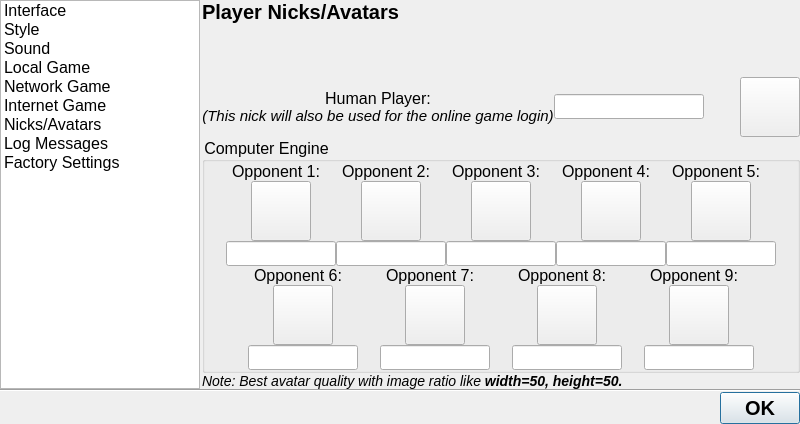
The window that src/gui/qt/gui_800x480/settingsdialog_800x480.ui (pokerth/pokerth) describes before a commit, drawn with Qt 5.
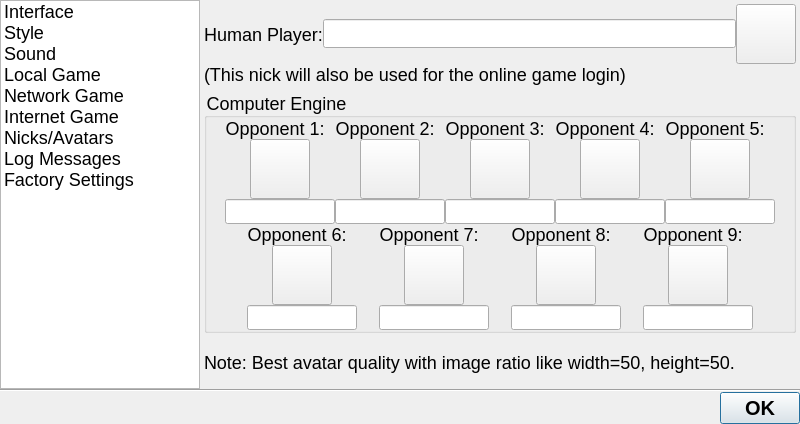
The same window after the commit. The open tabs and pages were chosen to show the change. Icons and pictures are not drawn. Custom widgets are drawn as their Qt base class.

```diff
--- a/src/gui/qt/gui_800x480/settingsdialog_800x480.ui
+++ b/src/gui/qt/gui_800x480/settingsdialog_800x480.ui
@@ -16,15 +16,12 @@
     <height>424</height>
    </size>
   </property>
-  <property name="maximumSize">
-   <size>
-    <width>800</width>
-    <height>424</height>
-   </size>
-  </property>
   <property name="windowTitle">
    <string>Settings</string>
   </property>
+  <property name="styleSheet">
+   <string notr="true">QObject {font: 18px}</string>
+  </property>
   <layout class="QGridLayout" name="gridLayout">
    <property name="margin">
     <number>0</number>
@@ -48,9 +45,6 @@
          <height>16777215</height>
         </size>
        </property>
-       <property name="styleSheet">
-        <string notr="true">QObject { font: 16px }</string>
-       </property>
        <property name="iconSize">
         <size>
          <width>32</width>
@@ -1154,29 +1148,6 @@
          <property name="bottomMargin">
           <number>0</number>
          </property>
-         <item>
-          <widget class="QLabel" name="label_5">
-           <property name="styleSheet">
-            <string notr="true">QObject {font: bold 20px}</string>
-           </property>
-           <property name="text">
-            <string>Local Game Settings</string>
-           </property>
-          </widget>
-         </item>
-         <item>
-          <spacer name="verticalSpacer_12">
-           <property name="orientation">
-            <enum>Qt::Vertical</enum>
-           </property>
-           <property name="sizeHint" stdset="0">
-            <size>
-             <width>20</width>
-             <height>40</height>
-            </size>
-           </property>
-          </spacer>
-         </item>
          <item>
           <layout class="QHBoxLayout">
            <item>
@@ -2366,120 +2337,80 @@
         <property name="enabled">
          <bool>true</bool>
         </property>
-        <property name="styleSheet">
-         <string notr="true">QObject {font: 16px}</string>
-        </property>
-        <layout class="QGridLayout" name="gridLayout_10">
-         <property name="leftMargin">
-          <number>2</number>
-         </property>
-         <property name="topMargin">
-          <number>0</number>
-         </property>
-         <property name="rightMargin">
-          <number>0</number>
-         </property>
-         <property name="bottomMargin">
-          <number>0</number>
-         </property>
-         <property name="spacing">
-          <number>0</number>
+        <layout class="QGridLayout" name="gridLayout_9">
+         <property name="margin">
+          <number>4</number>
          </property>
          <item row="0" column="0">
-          <widget class="QLabel" name="label_7">
-           <property name="styleSheet">
-            <string notr="true">QObject {font: bold 20px}</string>
-           </property>
-           <property name="text">
-            <string>Player Nicks/Avatars</string>
-           </property>
-          </widget>
-         </item>
-         <item row="2" column="0">
-          <layout class="QGridLayout" name="gridLayout_9">
+          <layout class="QVBoxLayout" name="verticalLayout_3">
            <property name="spacing">
             <number>0</number>
            </property>
-           <item row="1" column="0" colspan="2">
-            <widget class="QLabel" name="label_8">
-             <property name="text">
-              <string>&lt;!DOCTYPE HTML PUBLIC &quot;-//W3C//DTD HTML 4.0//EN&quot; &quot;http://www.w3.org/TR/REC-html40/strict.dtd&quot;&gt;
-&lt;html&gt;&lt;head&gt;&lt;meta name=&quot;qrichtext&quot; content=&quot;1&quot; /&gt;&lt;style type=&quot;text/css&quot;&gt;
-p, li { white-space: pre-wrap; }
-&lt;/style&gt;&lt;/head&gt;&lt;body style=&quot; font-family:'Sans Serif'; font-weight:400; font-style:normal;&quot;&gt;
-&lt;p align=&quot;center&quot; style=&quot; margin-top:0px; margin-bottom:0px; margin-left:0px; margin-right:0px; -qt-block-indent:0; text-indent:0px;&quot;&gt;Human Player:&lt;br /&gt;&lt;span style=&quot; font-size:11pt; font-style:italic;&quot;&gt;(This nick will also be used for the online game login)&lt;/span&gt;&lt;/p&gt;&lt;/body&gt;&lt;/html&gt;</string>
-             </property>
-             <property name="alignment">
-              <set>Qt::AlignCenter</set>
-             </property>
-            </widget>
+           <item>
+            <layout class="QHBoxLayout" name="horizontalLayout">
+             <item>
+              <widget class="QLabel" name="label_8">
+               <property name="text">
+                <string>Human Player:</string>
+               </property>
+               <property name="textFormat">
+                <enum>Qt::PlainText</enum>
+               </property>
+               <property name="alignment">
+                <set>Qt::AlignCenter</set>
+               </property>
+              </widget>
+             </item>
+             <item>
+              <widget class="QLineEdit" name="lineEdit_HumanPlayerName">
+               <property name="sizePolicy">
+                <sizepolicy hsizetype="MinimumExpanding" vsizetype="Fixed">
+                 <horstretch>0</horstretch>
+                 <verstretch>0</verstretch>
+                </sizepolicy>
+               </property>
+               <property name="maxLength">
+                <number>12</number>
+               </property>
+              </widget>
+             </item>
+             <item>
+              <widget class="MyHPAvatarButton" name="pushButton_HumanPlayerAvatar">
+               <property name="minimumSize">
+                <size>
+                 <width>60</width>
+                 <height>60</height>
+                </size>
+               </property>
+               <property name="maximumSize">
+                <size>
+                 <width>60</width>
+                 <height>60</height>
+                </size>
+               </property>
+               <property name="text">
+                <string/>
+               </property>
+               <property name="iconSize">
+                <size>
+                 <width>50</width>
+                 <height>50</height>
+                </size>
+               </property>
+              </widget>
+             </item>
+            </layout>
            </item>
-           <item row="1" column="2">
-            <widget class="QLineEdit" name="lineEdit_HumanPlayerName">
-             <property name="sizePolicy">
-              <sizepolicy hsizetype="Fixed" vsizetype="Fixed">
-               <horstretch>0</horstretch>
-               <verstretch>0</verstretch>
-              </sizepolicy>
-             </property>
-             <property name="minimumSize">
-              <size>
-               <width>150</width>
-               <height>25</height>
-              </size>
-             </property>
-             <property name="maximumSize">
-              <size>
-               <width>150</width>
-               <height>25</height>
-              </size>
-             </property>
-             <property name="maxLength">
-              <number>12</number>
-             </property>
-            </widget>
-           </item>
-           <item row="1" column="3">
-            <spacer name="horizontalSpacer_2">
-             <property name="orientation">
-              <enum>Qt::Horizontal</enum>
-             </property>
-             <property name="sizeHint" stdset="0">
-              <size>
-               <width>40</width>
-               <height>20</height>
-              </size>
-             </property>
-            </spacer>
-           </item>
-           <item row="1" column="4">
-            <widget class="MyHPAvatarButton" name="pushButton_HumanPlayerAvatar">
-             <property name="minimumSize">
-              <size>
-               <width>60</width>
-               <height>60</height>
-              </size>
-             </property>
-             <property name="maximumSize">
-              <size>
-               <width>60</width>
-               <height>60</height>
-              </size>
-             </property>
+           <item>
+            <widget class="QLabel" name="label_5">
              <property name="text">
-              <string/>
-             </property>
-             <property name="iconSize">
-              <size>
-               <width>50</width>
-               <height>50</height>
-              </size>
+              <string>(This nick will also be used for the online game login)</string>
              </property>
             </widget>
            </item>
           </layout>
          </item>
-         <item row="3" column="0">
+         <item row="1" column="0">
           <widget class="QGroupBox" name="groupBox_3">
            <property name="title">
             <string>Computer Engine</string>
@@ -3699,35 +3630,19 @@
            </layout>
           </widget>
          </item>
-         <item row="4" column="0">
+         <item row="2" column="0">
           <widget class="QLabel" name="label_38">
-           <property name="styleSheet">
-            <string notr="true">QObject {font: 14px}</string>
-           </property>
            <property name="text">
-            <string>&lt;html&gt;&lt;head&gt;&lt;meta name=&quot;qrichtext&quot; content=&quot;1&quot; /&gt;&lt;style type=&quot;text/css&quot;&gt;
-p, li { white-space: pre-wrap; }
-&lt;/style&gt;&lt;/head&gt;&lt;body style=&quot;font-weight:400; font-style:normal; text-decoration:none;&quot;&gt;
-&lt;p style=&quot; margin-top:0px; margin-bottom:0px; margin-left:0px; margin-right:0px; -qt-block-indent:0; text-indent:0px;&quot;&gt;&lt;span style=&quot; font-style:italic;&quot;&gt;Note: Best avatar quality with image ratio like &lt;/span&gt;&lt;span style=&quot; font-weight:600; font-style:italic;&quot;&gt;width=50, height=50.&lt;/span&gt;&lt;/p&gt;&lt;/body&gt;&lt;/html&gt;</string>
+            <string>Note: Best avatar quality with image ratio like width=50, height=50.</string>
+           </property>
+           <property name="textFormat">
+            <enum>Qt::PlainText</enum>
            </property>
            <property name="wordWrap">
             <bool>true</bool>
            </property>
           </widget>
          </item>
-         <item row="1" column="0">
-          <spacer name="verticalSpacer_16">
-           <property name="orientation">
-            <enum>Qt::Vertical</enum>
-           </property>
-           <property name="sizeHint" stdset="0">
-            <size>
-             <width>20</width>
-             <height>40</height>
-            </size>
-           </property>
-          </spacer>
-         </item>
         </layout>
        </widget>
        <widget class="QWidget" name="page_5">
```
Left out of the diff: 377 changed lines with no effect on the pictures.
